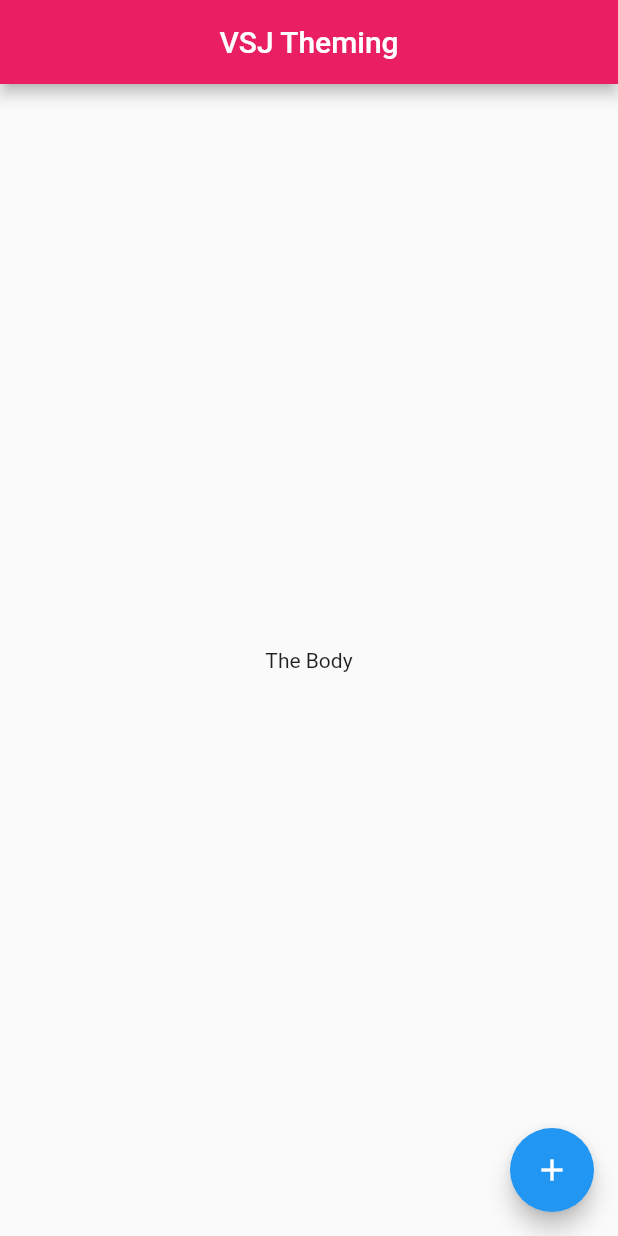
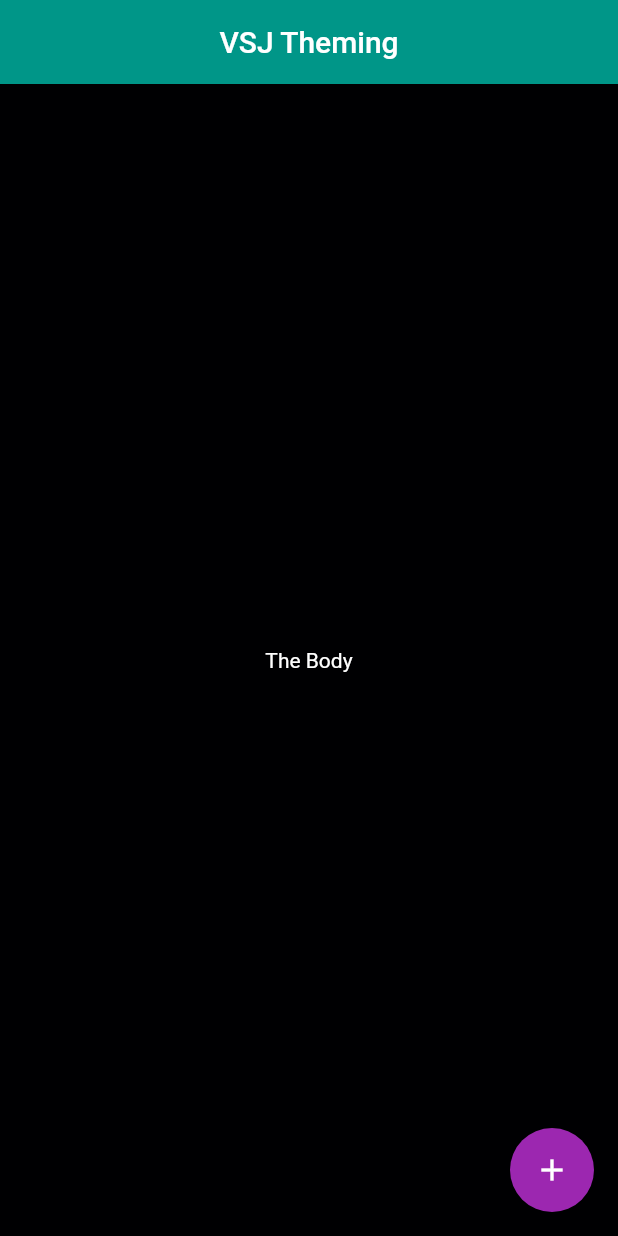
Before and after one commit to Varanasi-Software-Junction/Flutter-Theming, a Flutter app: the screen it shows after launch, on a phone screen of 412 x 824 dp. Run offline on Flutter 3.47's test engine with Material 2 defaults, Android fonts, the phone set to English and light mode, and no system bars.

Commit message:
Custom Theme

```diff
--- a/flutter_plugin/lib/main.dart
+++ b/flutter_plugin/lib/main.dart
@@ -6,9 +6,15 @@ class VSJStateless extends StatelessWidget {
   @override
   Widget build(BuildContext context) {
     return MaterialApp(
-      theme:ThemeData
-    (
-      primaryColor:Colors.pink,
+      theme: ThemeData(
+        primaryColor: Colors.teal,
+        accentColor: Colors.purple,
+        scaffoldBackgroundColor: Color(0xFF000002),
+        textTheme: TextTheme(
+          body1: TextStyle(
+            color: Colors.white,
+          ),
+        ),
       ),
       home: VSJStateful(),
     );
```
Also changed, not shown: 1 other file.
